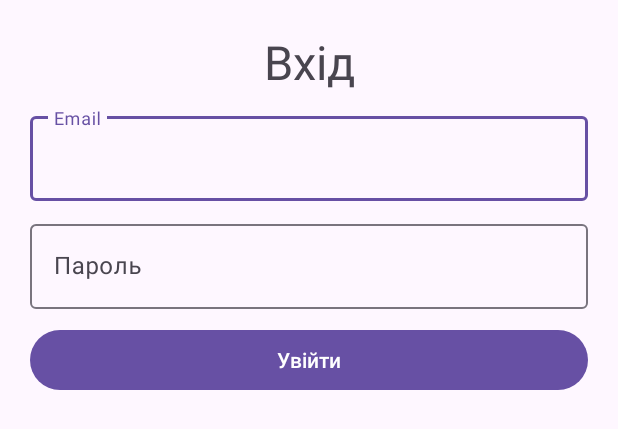
After one commit to Light2Night/LiteAndroidApp, an Android app: the layout activity_login.xml on its own in the app's theme, with its tools: preview values and no code run, on a phone screen of 412 x 824 dp. The commit adds this screen. Shown: the top 429 px of the screen. Run offline under Robolectric (Android 15) with nearby library versions, the phone set to English and light mode, and no system bars.

Commit message:
Create login activity and added password fields to registration form

```diff
--- a/app/build.gradle.kts
+++ b/app/build.gradle.kts
@@ -29,6 +29,9 @@ android {
         sourceCompatibility = JavaVersion.VERSION_1_8
         targetCompatibility = JavaVersion.VERSION_1_8
     }
+    buildFeatures {
+        viewBinding = true
+    }
 }
 
 dependencies {
@@ -37,6 +40,8 @@ dependencies {
     implementation(libs.material)
     implementation(libs.activity)
     implementation(libs.constraintlayout)
+    implementation(libs.navigation.fragment)
+    implementation(libs.navigation.ui)
     testImplementation(libs.junit)
     androidTestImplementation(libs.ext.junit)
     androidTestImplementation(libs.espresso.core)
--- a/app/src/main/AndroidManifest.xml
+++ b/app/src/main/AndroidManifest.xml
@@ -15,6 +15,10 @@
         android:theme="@style/Theme.LiteApp"
         tools:targetApi="31">
         <activity
+            android:name=".LoginActivity"
+            android:exported="false"
+            android:theme="@style/Theme.LiteApp" />
+        <activity
             android:name=".MainActivity"
             android:exported="true">
             <intent-filter>
--- a/app/src/main/java/com/it/liteapp/MainActivity.java
+++ b/app/src/main/java/com/it/liteapp/MainActivity.java
@@ -18,6 +18,7 @@ public class MainActivity extends AppCompatActivity {
     @Override
     protected void onCreate(Bundle savedInstanceState) {
         super.onCreate(savedInstanceState);
+
         EdgeToEdge.enable(this);
         setContentView(R.layout.activity_main);
         ViewCompat.setOnApplyWindowInsetsListener(findViewById(R.id.main), (v, insets) -> {
--- /dev/null
+++ b/app/src/main/res/layout/activity_login.xml
@@ -0,0 +1,62 @@
+<?xml version="1.0" encoding="utf-8"?>
+<androidx.constraintlayout.widget.ConstraintLayout xmlns:android="http://schemas.android.com/apk/res/android"
+    xmlns:app="http://schemas.android.com/apk/res-auto"
+    xmlns:tools="http://schemas.android.com/tools"
+    android:layout_width="match_parent"
+    android:layout_height="match_parent"
+    android:layout_marginLeft="20dp"
+    android:layout_marginRight="20dp"
+    android:fitsSystemWindows="true"
+    tools:context=".LoginActivity">
+
+    <TextView
+        android:id="@+id/header"
+        android:layout_width="wrap_content"
+        android:layout_height="wrap_content"
+        android:layout_marginTop="20dp"
+        android:text="@string/login"
+        android:textSize="14pt"
+        app:layout_constraintEnd_toEndOf="parent"
+        app:layout_constraintStart_toStartOf="parent"
+        app:layout_constraintTop_toTopOf="parent" />
+
+    <com.google.android.material.textfield.TextInputLayout
+        android:id="@+id/email"
+        android:layout_width="match_parent"
+        android:layout_height="wrap_content"
+        android:layout_marginTop="10dp"
+        android:hint="@string/email"
+        app:layout_constraintTop_toBottomOf="@id/header">
+
+        <com.google.android.material.textfield.TextInputEditText
+            android:layout_width="match_parent"
+            android:layout_height="wrap_content" />
+
+    </com.google.android.material.textfield.TextInputLayout>
+
+    <com.google.android.material.textfield.TextInputLayout
+        android:id="@+id/password"
+        android:layout_width="match_parent"
+        android:layout_height="wrap_content"
+        android:layout_marginTop="10dp"
+        android:hint="@string/password"
+        app:layout_constraintTop_toBottomOf="@id/email">
+
+        <com.google.android.material.textfield.TextInputEditText
+            android:layout_width="match_parent"
+            android:layout_height="wrap_content" />
+
+    </com.google.android.material.textfield.TextInputLayout>
+
+    <Button
+        android:id="@+id/button"
+        android:layout_width="0dp"
+        android:layout_height="wrap_content"
+        android:layout_marginTop="10dp"
+        android:text="@string/loginButton"
+        app:layout_constraintEnd_toEndOf="parent"
+        app:layout_constraintStart_toStartOf="parent"
+        app:layout_constraintTop_toBottomOf="@id/password" />
+
+
+</androidx.constraintlayout.widget.ConstraintLayout>
--- /dev/null
+++ b/app/src/main/res/values-land/dimens.xml
@@ -0,0 +1,3 @@
+<resources>
+    <dimen name="fab_margin">48dp</dimen>
+</resources>
--- /dev/null
+++ b/app/src/main/res/values-v23/themes.xml
@@ -0,0 +1,9 @@
+<resources xmlns:tools="http://schemas.android.com/tools">
+
+    <style name="Theme.LiteApp" parent="Base.Theme.LiteApp">
+        <!-- Transparent system bars for edge-to-edge. -->
+        <item name="android:navigationBarColor">@android:color/transparent</item>
+        <item name="android:statusBarColor">@android:color/transparent</item>
+        <item name="android:windowLightStatusBar">?attr/isLightTheme</item>
+    </style>
+</resources>
--- /dev/null
+++ b/app/src/main/res/values-w1240dp/dimens.xml
@@ -0,0 +1,3 @@
+<resources>
+    <dimen name="fab_margin">200dp</dimen>
+</resources>
--- /dev/null
+++ b/app/src/main/res/values-w600dp/dimens.xml
@@ -0,0 +1,3 @@
+<resources>
+    <dimen name="fab_margin">48dp</dimen>
+</resources>
--- /dev/null
+++ b/app/src/main/res/values/dimens.xml
@@ -0,0 +1,3 @@
+<resources>
+    <dimen name="fab_margin">16dp</dimen>
+</resources>
--- a/app/src/main/res/values/strings.xml
+++ b/app/src/main/res/values/strings.xml
@@ -6,4 +6,8 @@
     <string name="phone">Номер телефону</string>
     <string name="selectImage">Обрати фото</string>
     <string name="userPhoto">User\'s photo</string>
+    <string name="login">Вхід</string>
+    <string name="password">Пароль</string>
+    <string name="repeatPassword">Повторіть пароль</string>
+    <string name="loginButton">Увійти</string>
 </resources>
--- a/gradle/libs.versions.toml
+++ b/gradle/libs.versions.toml
@@ -7,6 +7,8 @@ appcompat = "1.7.0"
 material = "1.12.0"
 activity = "1.9.0"
 constraintlayout = "2.1.4"
+navigationFragment = "2.6.0"
+navigationUi = "2.6.0"
 
 [libraries]
 junit = { group = "junit", name = "junit", version.ref = "junit" }
@@ -16,6 +18,8 @@ appcompat = { group = "androidx.appcompat", name = "appcompat", version.ref = "a
 material = { group = "com.google.android.material", name = "material", version.ref = "material" }
 activity = { group = "androidx.activity", name = "activity", version.ref = "activity" }
 constraintlayout = { group = "androidx.constraintlayout", name = "constraintlayout", version.ref = "constraintlayout" }
+navigation-fragment = { group = "androidx.navigation", name = "navigation-fragment", version.ref = "navigationFragment" }
+navigation-ui = { group = "androidx.navigation", name = "navigation-ui", version.ref = "navigationUi" }
 
 [plugins]
 android-application = { id = "com.android.application", version.ref = "agp" }
```
Also changed, not shown: app/src/main/java/com/it/liteapp/LoginActivity.java (added, +29 -0 lines), app/src/main/res/layout/activity_main.xml (+30 -2 lines), app/src/main/res/navigation/nav_graph.xml (added, +28 -0 lines).
